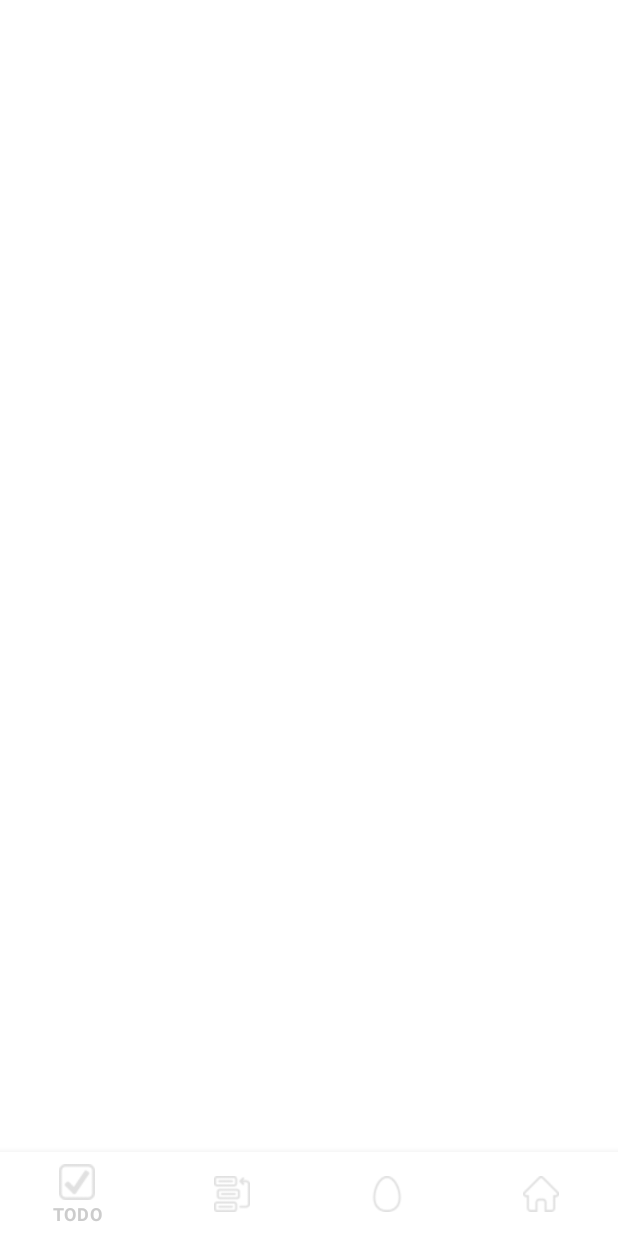
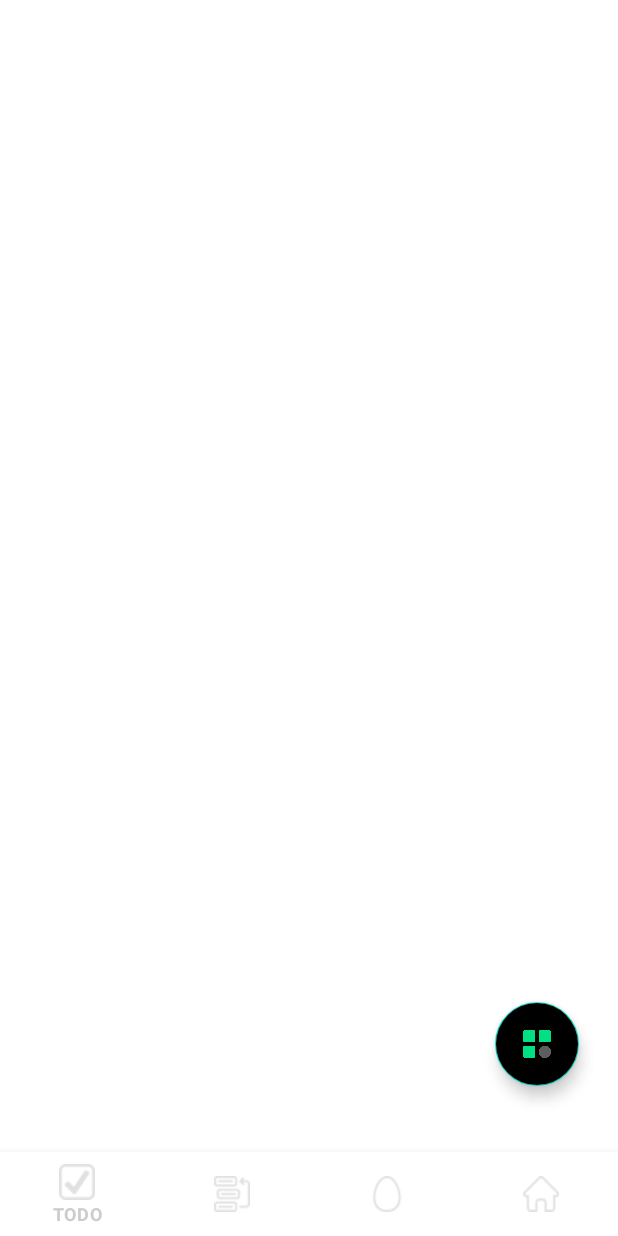
Before and after one commit to HCI-Eggward/Eggward-Android, an Android app: the ScheduleActivity screen opened directly, with no data from a screen before it, on a phone screen of 412 x 824 dp. Before the commit the screen is almost empty. Run offline under Robolectric (Android 15) with nearby library versions, the phone set to English and light mode, and no system bars.

Commit message:
feat(activity_schedule.xml): add FAB

```diff
--- a/app/src/main/res/layout/activity_schedule.xml
+++ b/app/src/main/res/layout/activity_schedule.xml
@@ -7,6 +7,19 @@
     android:background="@color/white"
     tools:context=".Schedule.ScheduleActivity">
 
+    <com.google.android.material.floatingactionbutton.FloatingActionButton
+        android:id="@+id/fab_categorie"
+        android:layout_width="wrap_content"
+        android:layout_height="wrap_content"
+        android:layout_gravity="end|bottom"
+        android:layout_marginStart="330dp"
+        android:layout_marginBottom="100dp"
+        android:backgroundTint="@color/black"
+        android:src="@drawable/ic_categories"
+        app:layout_constraintBottom_toBottomOf="parent"
+        app:layout_constraintStart_toStartOf="parent"
+        app:tint="@null" />
+
     <com.google.android.material.bottomnavigation.BottomNavigationView
         android:id="@+id/navigationView"
         android:layout_width="0dp"
@@ -14,12 +27,11 @@
         android:layout_marginStart="0dp"
         android:layout_marginEnd="0dp"
         android:background="?android:attr/windowBackground"
+        app:itemIconTint="@drawable/nav_menu_selector"
+        app:itemTextColor="@drawable/nav_menu_selector"
         app:layout_constraintBottom_toBottomOf="parent"
         app:layout_constraintLeft_toLeftOf="parent"
         app:layout_constraintRight_toRightOf="parent"
-        app:menu="@menu/bottom_nav_menu"
-        app:itemIconTint="@drawable/nav_menu_selector"
-        app:itemTextColor="@drawable/nav_menu_selector"
-        />
+        app:menu="@menu/bottom_nav_menu" />
 
 </androidx.constraintlayout.widget.ConstraintLayout>
```
